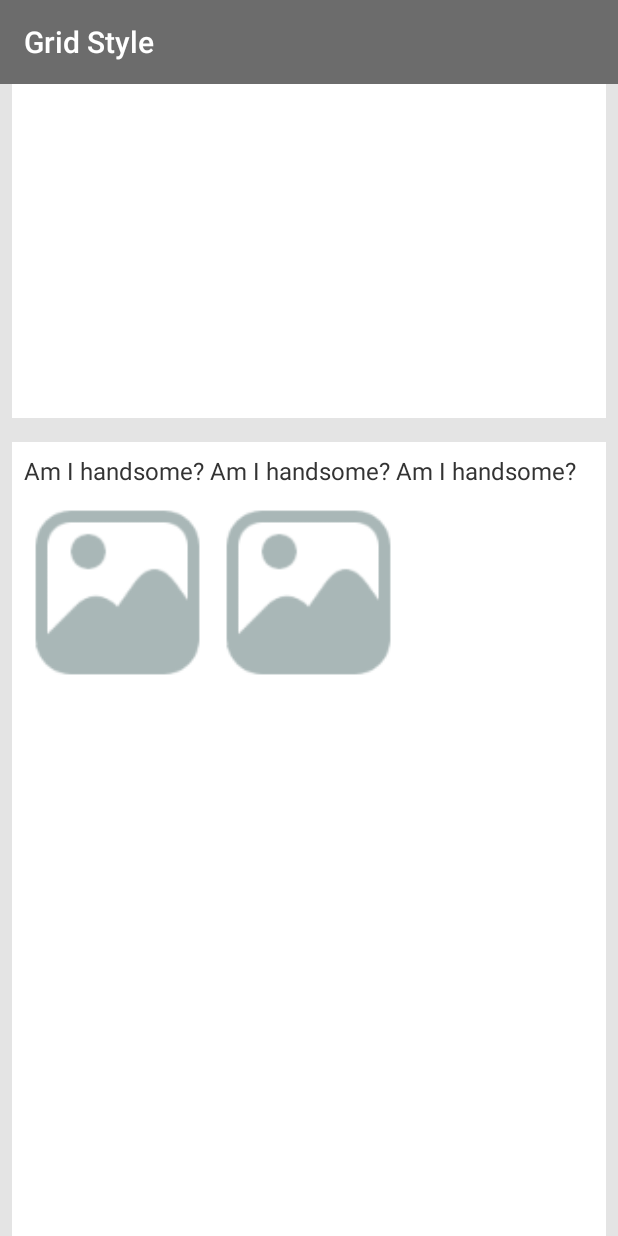
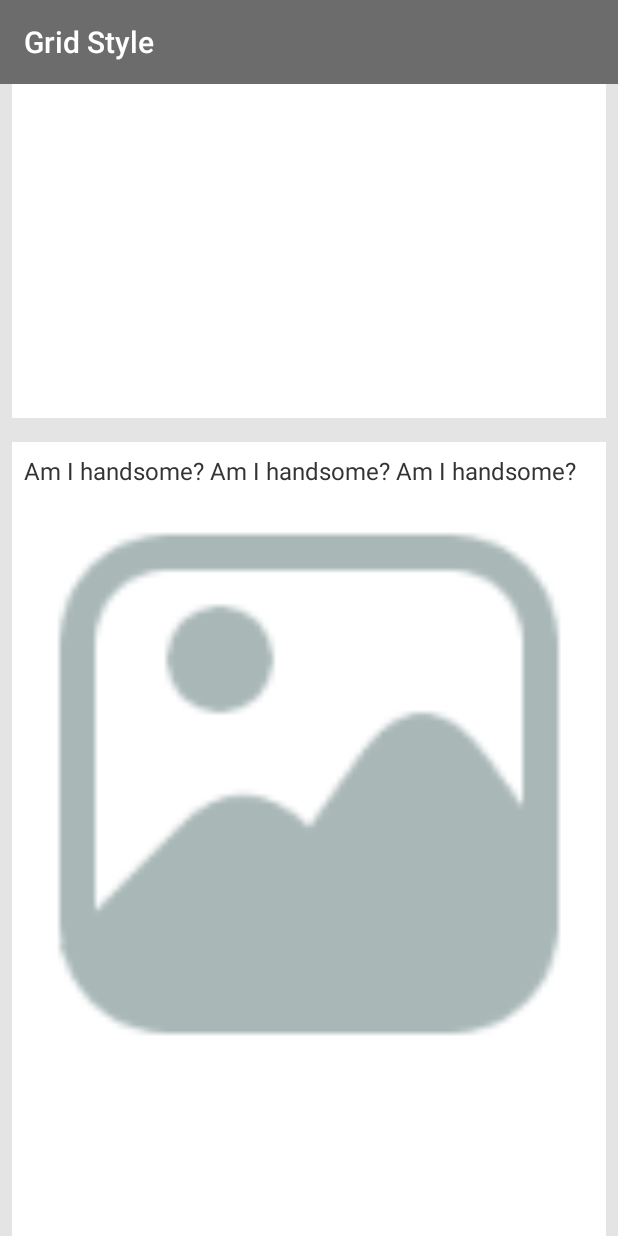
Before and after one commit to laobie/NineGridImageView, an Android app: the GridStyleActivity screen opened directly, with no data from a screen before it, scrolled down 537 dp, on a phone screen of 412 x 824 dp. Run offline under Robolectric (Android 15) with nearby library versions, the phone set to English and light mode, and no system bars; our stand-ins replace Picasso; pictures from the network do not load.

Commit message:
update 1.0.1

```diff
--- a/build.gradle
+++ b/build.gradle
@@ -5,7 +5,7 @@ buildscript {
         jcenter()
     }
     dependencies {
-        classpath 'com.android.tools.build:gradle:2.0.0-beta6'
+        classpath 'com.android.tools.build:gradle:2.1.0-alpha1'
         classpath 'com.jfrog.bintray.gradle:gradle-bintray-plugin:1.6'
         classpath 'com.github.dcendents:android-maven-gradle-plugin:1.3'
     }
--- a/library/build.gradle
+++ b/library/build.gradle
@@ -2,7 +2,7 @@ apply plugin: 'com.android.library'
 apply plugin: 'com.github.dcendents.android-maven'
 apply plugin: 'com.jfrog.bintray'
 
-version = "1.0.0"
+version = "1.0.1"
 //ext {
 //    bintrayRepo = 'maven'
 //    bintrayName = 'ninegridimageview'
--- a/library/src/main/java/com/jaeger/ninegridimageview/NineGridImageView.java
+++ b/library/src/main/java/com/jaeger/ninegridimageview/NineGridImageView.java
@@ -24,6 +24,7 @@ public class NineGridImageView<T> extends ViewGroup {
     private int mRowCount;       // 行数
     private int mColumnCount;    // 列数
 
+    private int mMaxSize;        // 最大图片数
     private int mShowStyle;     // 显示风格
     private int mGap;           // 宫格间距
     private int mSingleImgSize; // 单张图片时的尺寸
@@ -44,6 +45,7 @@ public class NineGridImageView<T> extends ViewGroup {
         this.mGap = (int) typedArray.getDimension(R.styleable.NineGridImageView_imgGap, 0);
         this.mSingleImgSize = typedArray.getDimensionPixelSize(R.styleable.NineGridImageView_singleImgSize, -1);
         this.mShowStyle = typedArray.getInt(R.styleable.NineGridImageView_showStyle, STYLE_GRID);
+        this.mMaxSize = typedArray.getInt(R.styleable.NineGridImageView_maxSize, 9);
         typedArray.recycle();
     }
 
@@ -55,7 +57,7 @@ public class NineGridImageView<T> extends ViewGroup {
         int totalWidth = width - getPaddingLeft() - getPaddingRight();
         if (mImgDataList != null && mImgDataList.size() > 0) {
             if (mImgDataList.size() == 1 && mSingleImgSize != -1) {
-                mGridSize = mSingleImgSize;
+                mGridSize = mSingleImgSize > totalWidth ? totalWidth : mSingleImgSize;
             } else {
                 mImageViewList.get(0).setScaleType(ImageView.ScaleType.CENTER_CROP);
                 mGridSize = (totalWidth - mGap * (mColumnCount - 1)) / mColumnCount;
@@ -104,11 +106,16 @@ public class NineGridImageView<T> extends ViewGroup {
      */
     public void setImagesData(List lists) {
         if (lists == null || lists.isEmpty()) {
+            this.setVisibility(GONE);
             return;
+        } else {
+            this.setVisibility(VISIBLE);
         }
-        if (lists.size() > 9) {
-            lists = lists.subList(0, 9);
+
+        if (mMaxSize > 0 && lists.size() > mMaxSize) {
+            lists = lists.subList(0, mMaxSize);
         }
+
         int[] gridParam = calculateGridParam(lists.size(), mShowStyle);
         mRowCount = gridParam[0];
         mColumnCount = gridParam[1];
@@ -172,7 +179,7 @@ public class NineGridImageView<T> extends ViewGroup {
      * 设置 宫格参数
      *
      * @param imagesSize 图片数量
-     * @param showStyle 显示风格
+     * @param showStyle  显示风格
      * @return 宫格参数 gridParam[0] 宫格行数 gridParam[1] 宫格列数
      */
     protected static int[] calculateGridParam(int imagesSize, int showStyle) {
@@ -233,4 +240,13 @@ public class NineGridImageView<T> extends ViewGroup {
     public void setSingleImgSize(int singleImgSize) {
         mSingleImgSize = singleImgSize;
     }
+
+    /**
+     * 设置最大图片数
+     *
+     * @param maxSize 最大图片数
+     */
+    public void setMaxSize(int maxSize) {
+        mMaxSize = maxSize;
+    }
 }
--- a/library/src/main/res/values/attrs.xml
+++ b/library/src/main/res/values/attrs.xml
@@ -3,6 +3,7 @@
     <declare-styleable name="NineGridImageView">
         <attr format="dimension" name="singleImgSize"/>
         <attr format="dimension" name="imgGap"/>
+        <attr format="integer" name="maxSize"/>
         <attr format="enum" name="showStyle">
             <enum name="grid" value="0"/>
             <enum name="fill" value="1"/>
--- a/sample/build.gradle
+++ b/sample/build.gradle
@@ -21,11 +21,10 @@ android {
 }
 
 dependencies {
-
     compile fileTree(include: ['*.jar'], dir: 'libs')
     testCompile 'junit:junit:4.12'
     compile 'com.android.support:appcompat-v7:23.1.1'
     compile 'com.android.support:recyclerview-v7:23.1.1'
     compile 'com.squareup.picasso:picasso:2.5.2'
-    compile 'com.jaeger.ninegridimageview:library:1.0.0'
+    compile 'com.jaeger.ninegridimageview:library:1.0.1'
 }
--- a/sample/src/main/java/com/jaeger/ninegridimgdemo/activity/GridStyleActivity.java
+++ b/sample/src/main/java/com/jaeger/ninegridimgdemo/activity/GridStyleActivity.java
@@ -50,7 +50,7 @@ public class GridStyleActivity extends AppCompatActivity {
         mPostList = new ArrayList<>();
         for (int i = 0; i < 18; i++) {
             List<String> imgUrls = new ArrayList<>();
-            imgUrls.addAll(Arrays.asList(IMG_URL_LIST).subList(0, i % 9 + 1));
+            imgUrls.addAll(Arrays.asList(IMG_URL_LIST).subList(0, i % 9));
             Post post = new Post("Am I handsome? Am I handsome? Am I handsome?", imgUrls);
             mPostList.add(post);
         }
--- a/sample/src/main/res/layout/item_post_grid_style.xml
+++ b/sample/src/main/res/layout/item_post_grid_style.xml
@@ -1,6 +1,6 @@
 <?xml version="1.0" encoding="utf-8"?>
 <LinearLayout xmlns:android="http://schemas.android.com/apk/res/android"
-    xmlns:ngl="http://schemas.android.com/apk/res-auto"
+    xmlns:app="http://schemas.android.com/apk/res-auto"
     xmlns:tools="http://schemas.android.com/tools"
     android:layout_width="match_parent"
     android:layout_height="match_parent"
@@ -22,7 +22,8 @@
         android:id="@+id/ngl_images"
         android:layout_width="match_parent"
         android:layout_height="wrap_content"
-        ngl:imgGap="3dp"
-        ngl:showStyle="grid"
-        ngl:singleImgSize="160dp"/>
+        app:imgGap="3dp"
+        app:maxSize="-1"
+        app:showStyle="grid"
+        app:singleImgSize="500dp"/>
 </LinearLayout>
```
Also changed, not shown: 1 other file.
